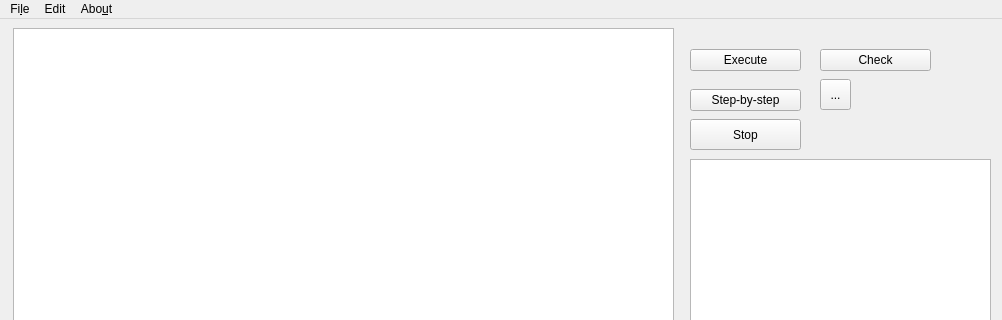
Old version of the form src/ui/mainwindow.ui in the repository Debrugger/bfide; both pictures show x 0 to 1002 and y 0 to 320 of the 1002 by 604 pixel window.
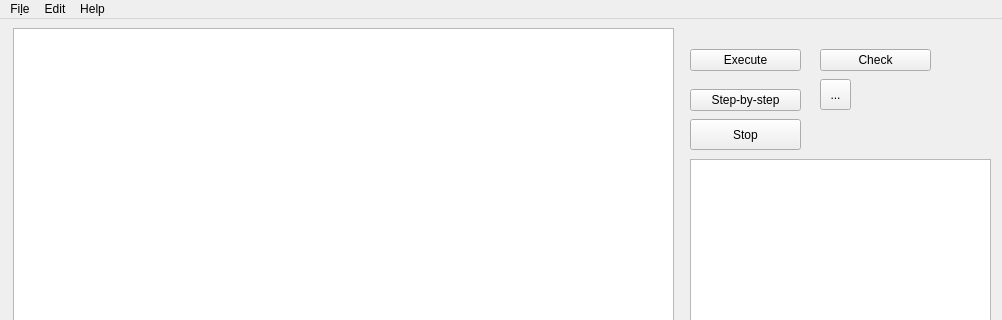
New version of the form.

Diff of the .ui file:
```diff
--- a/src/ui/mainwindow.ui
+++ b/src/ui/mainwindow.ui
@@ -148,15 +148,15 @@
     <addaction name="actionUndo"/>
     <addaction name="actionRedo"/>
    </widget>
-   <widget class="QMenu" name="menuAbout">
+   <widget class="QMenu" name="menu_help">
     <property name="title">
-     <string>Abo&amp;ut</string>
+     <string>Help</string>
     </property>
     <addaction name="actionHelp"/>
    </widget>
    <addaction name="menuFile"/>
    <addaction name="menuEdit"/>
-   <addaction name="menuAbout"/>
+   <addaction name="menu_help"/>
   </widget>
   <widget class="QStatusBar" name="statusbar"/>
   <action name="actionNew">
```
Left out of the diff: 71 changed lines with no effect on the pictures.
